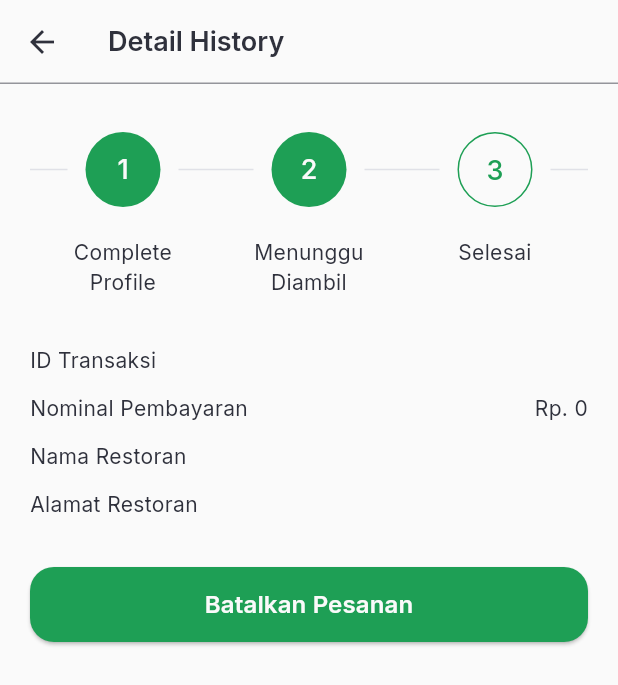
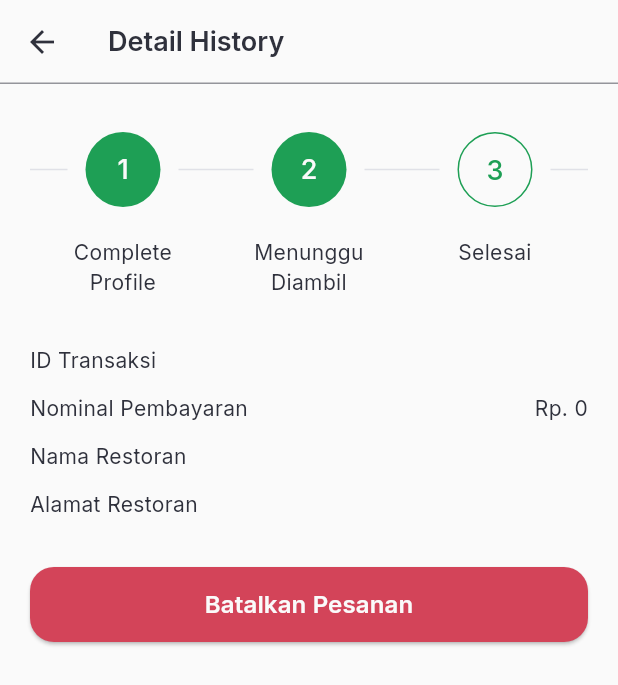
Before and after one commit to Savory-Team/foodition-flutter, a Flutter app: the HistoryDetailPage screen opened directly with empty values, on a phone screen of 412 x 824 dp. Shown: the top 685 px of the screen. Run offline on Flutter 3.47's test engine with Material 3 defaults, Android fonts, the phone set to English and light mode, and no system bars; our stand-ins replace cached_network_image, carousel_slider, flutter_rating_bar, flutter_svg, go_router, google_fonts and 3 more; generated files the repository leaves out were written again; network calls fail.

Commit message:
fix(history): adjust cancel button color

```diff
--- a/lib/features/foodition/home/presentation/pages/history_detail_page.dart
+++ b/lib/features/foodition/home/presentation/pages/history_detail_page.dart
@@ -117,6 +117,7 @@ class HistoryDetailPage extends StatelessWidget {
                 ),
               ),
               label: 'Batalkan Pesanan',
+              color: AppColors.red,
             )
           else if (data.status.isDone)
             Button.filled(
```
